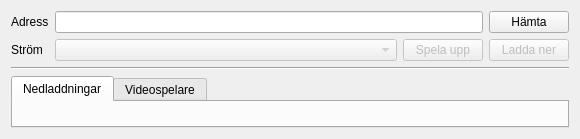
jackuess/pirateplayer, file src/mainwindow.ui: the form before one commit.
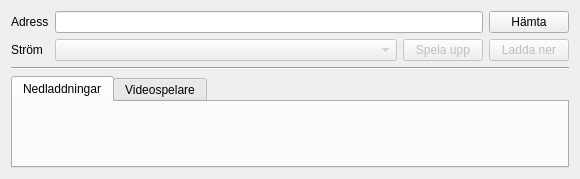
The form after the commit.

The edit to the form file:
```diff
--- a/src/mainwindow.ui
+++ b/src/mainwindow.ui
@@ -88,7 +88,21 @@
        <attribute name="title">
         <string>Nedladdningar</string>
        </attribute>
-       <layout class="QVBoxLayout" name="verticalLayout"/>
+       <layout class="QVBoxLayout" name="verticalLayout">
+        <item>
+         <spacer name="verticalSpacer">
+          <property name="orientation">
+           <enum>Qt::Vertical</enum>
+          </property>
+          <property name="sizeHint" stdset="0">
+           <size>
+            <width>20</width>
+            <height>40</height>
+           </size>
+          </property>
+         </spacer>
+        </item>
+       </layout>
       </widget>
       <widget class="QWidget" name="tabVideoPlayer">
        <attribute name="title">
```
